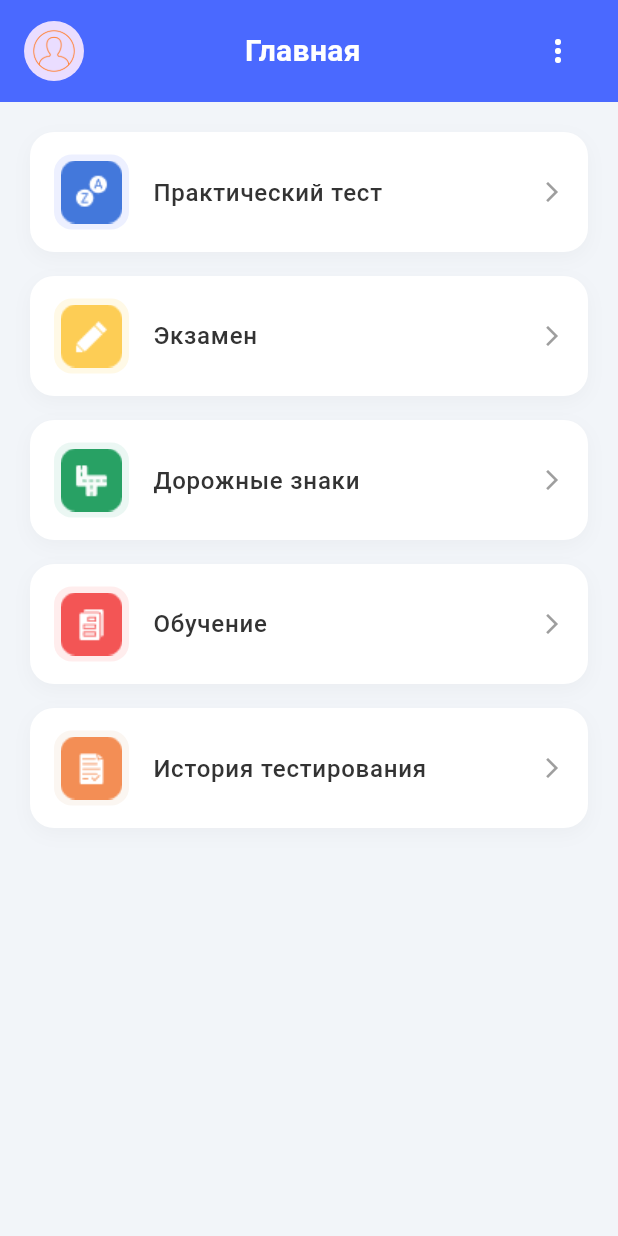
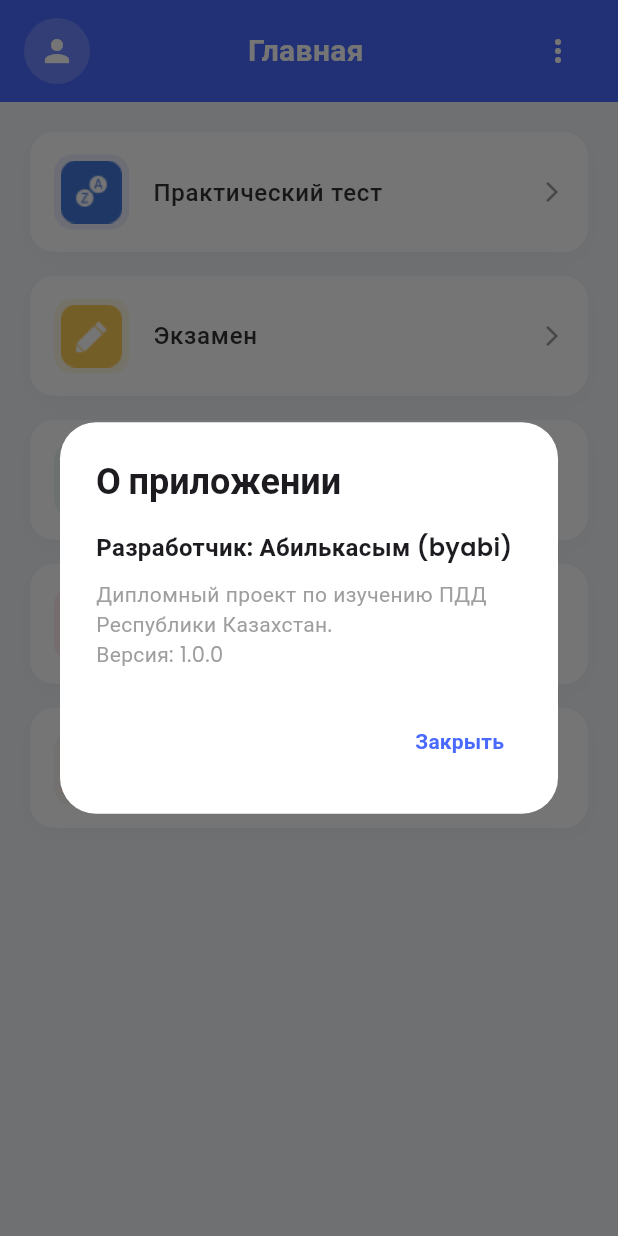
Before and after one commit to hitch-2/pdd_app, a Flutter app: the screen it shows after launch, after a tap on the "more vert" icon, on a phone screen of 412 x 824 dp. Run offline on Flutter 3.47's test engine with Material 3 defaults, Android fonts, the phone set to English and light mode, and no system bars; our stand-ins replace google_fonts, image_picker, shared_preferences, sqflite; accounts and stored records are empty.

Commit message:
wv pre final 1

```diff
--- a/lib/screens/exam_screen.dart
+++ b/lib/screens/exam_screen.dart
@@ -23,6 +23,9 @@ class _ExamScreenState extends State<ExamScreen> {
 
   Timer? _timer;
   int _secondsRemaining = 40 * 60; // 40 минут
+
+  // ТУМБЛЕР ДЛЯ ФОТО: поставь true
+  final bool _showImages = false;
 
   @override
   void initState() {
@@ -154,7 +157,7 @@ class _ExamScreenState extends State<ExamScreen> {
                     ),
                     const SizedBox(height: 30),
 
-                    if (currentQuestion.image != null) ...[
+                    if (_showImages && currentQuestion.image != null) ...[
                       Center(
                         child: ClipRRect(
                           borderRadius: BorderRadius.circular(16),
--- a/lib/screens/home_screen.dart
+++ b/lib/screens/home_screen.dart
@@ -1,12 +1,39 @@
+import 'dart:io';
 import 'package:flutter/material.dart';
-import 'package:pdd_app_172/screens/practice_screen.dart';
+import 'package:google_fonts/google_fonts.dart';
+import 'package:shared_preferences/shared_preferences.dart';
+
+import 'practice_screen.dart';
 import 'exam_screen.dart';
 import 'history_screen.dart';
 import 'study_screen.dart';
 import 'signs_screen.dart';
+import 'profile_dialog.dart'; // Наш новый файл профиля
 
-class HomeScreen extends StatelessWidget {
+// 1. Превратили экран в StatefulWidget
+class HomeScreen extends StatefulWidget {
   const HomeScreen({super.key});
+
+  @override
+  State<HomeScreen> createState() => _HomeScreenState();
+}
+
+class _HomeScreenState extends State<HomeScreen> {
+  String? _userImagePath;
+
+  @override
+  void initState() {
+    super.initState();
+    _loadAvatar();
+  }
+
+  // Загружаем сохраненный путь к картинке профиля
+  void _loadAvatar() async {
+    final prefs = await SharedPreferences.getInstance();
+    setState(() {
+      _userImagePath = prefs.getString('user_image');
+    });
+  }
 
   @override
   Widget build(BuildContext context) {
@@ -16,7 +43,7 @@ class HomeScreen extends StatelessWidget {
       backgroundColor: const Color(0xFFF2F5F9), // Светло-серый фон как в Figma
       body: Column(
         children: [
-          // 1. Кастомный синий заголовок (вместо AppBar)
+          // Кастомный синий заголовок
           Container(
             color: primaryBlue,
             child: SafeArea(
@@ -24,10 +51,28 @@ class HomeScreen extends StatelessWidget {
                 padding: const EdgeInsets.symmetric(horizontal: 16.0, vertical: 10.0),
                 child: Row(
                   children: [
-                    CircleAvatar(
-                      backgroundImage: AssetImage('assets/icons/ic_avatar_default.png'),
-                      radius: 20,
+                    // --- ИНТЕРАКТИВНАЯ АВАТАРКА ---
+                    GestureDetector(
+                      onTap: () {
+                        showDialog(
+                          context: context,
+                          builder: (context) => ProfileDialog(
+                            onProfileUpdated: _loadAvatar, // Обновляем картинку при закрытии
+                          ),
+                        );
+                      },
+                      child: CircleAvatar(
+                        radius: 22,
+                        backgroundColor: Colors.white.withOpacity(0.2),
+                        backgroundImage: _userImagePath != null ? FileImage(File(_userImagePath!)) : null,
+                        // Если картинки нет, показываем иконку человечка
+                        child: _userImagePath == null
+                            ? const Icon(Icons.person, color: Colors.white)
+                            : null,
+                      ),
                     ),
+                    // ------------------------------
+
                     const Expanded(
                       child: Text(
                         "Главная",
@@ -40,8 +85,32 @@ class HomeScreen extends StatelessWidget {
                       ),
                     ),
                     IconButton(
-                      icon: const Icon(Icons.more_vert, color: Colors.white), // Белая иконка
-                      onPressed: () {},
+                      icon: const Icon(Icons.more_vert, color: Colors.white),
+                      onPressed: () {
+                        showDialog(
+                          context: context,
+                          builder: (context) => AlertDialog(
+                            shape: RoundedRectangleBorder(borderRadius: BorderRadius.circular(24)),
+                            backgroundColor: Colors.white,
+                            title: Text("О приложении", style: GoogleFonts.poppins(fontWeight: FontWeight.bold)),
+                            content: Column(
+                              mainAxisSize: MainAxisSize.min,
+                              crossAxisAlignment: CrossAxisAlignment.start,
+                              children: [
+                                Text("Разработчик: Абилькасым (byabi)", style: GoogleFonts.poppins(fontWeight: FontWeight.w600, fontSize: 16)),
+                                const SizedBox(height: 10),
+                                Text("Дипломный проект по изучению ПДД Республики Казахстан.\nВерсия: 1.0.0", style: GoogleFonts.poppins(color: Colors.grey, fontSize: 14)),
+                              ],
+                            ),
+                            actions: [
+                              TextButton(
+                                onPressed: () => Navigator.pop(context),
+                                child: Text("Закрыть", style: GoogleFonts.poppins(color: const Color(0xFF4A69FF), fontWeight: FontWeight.bold)),
+                              ),
+                            ],
+                          ),
+                        );
+                      },
                     ),
                   ],
                 ),
@@ -49,7 +118,7 @@ class HomeScreen extends StatelessWidget {
             ),
           ),
 
-          // 2. Список карточек
+          // Список карточек
           Expanded(
             child: ListView(
               padding: const EdgeInsets.symmetric(horizontal: 20, vertical: 20),
@@ -72,7 +141,7 @@ class HomeScreen extends StatelessWidget {
                   onTap: () {
                     Navigator.push(
                       context,
-                      MaterialPageRoute(builder: (context) => const ExamScreen()), // <-- ПЕРЕХОД НА ЭКЗАМЕН
+                      MaterialPageRoute(builder: (context) => const ExamScreen()),
                     );
                   },
                 ),
@@ -117,7 +186,7 @@ class HomeScreen extends StatelessWidget {
     );
   }
 
-  // Исправленный метод для создания карточек (Инструкция 5)
+  // Метод для создания карточек
   Widget _buildMenuCard({
     required String title,
     required String iconPath,
@@ -128,7 +197,7 @@ class HomeScreen extends StatelessWidget {
       margin: const EdgeInsets.only(bottom: 16),
       decoration: BoxDecoration(
         color: Colors.white,
-        borderRadius: BorderRadius.circular(16), // Увеличенные углы карточки
+        borderRadius: BorderRadius.circular(16),
         boxShadow: [
           BoxShadow(
             color: Colors.black.withOpacity(0.03),
@@ -140,16 +209,14 @@ class HomeScreen extends StatelessWidget {
       child: ListTile(
         contentPadding: const EdgeInsets.symmetric(horizontal: 16, vertical: 12),
         leading: Container(
-          // --- ИСПРАВЛЕНИЯ ЗДЕСЬ ---
-          padding: const EdgeInsets.all(4), // Уменьшили отступ рамки
-          width: 50, // Увеличили общий размер контейнера
+          padding: const EdgeInsets.all(4),
+          width: 50,
           height: 50,
-          // --------------------------
           decoration: BoxDecoration(
             color: color.withOpacity(0.1),
-            borderRadius: BorderRadius.circular(12), // Скругление рамки
+            borderRadius: BorderRadius.circular(12),
           ),
-          child: Image.asset(iconPath, fit: BoxFit.contain), // Иконка теперь больше внутри
+          child: Image.asset(iconPath, fit: BoxFit.contain),
         ),
         title: Text(
           title,
--- a/lib/screens/practice_screen.dart
+++ b/lib/screens/practice_screen.dart
@@ -25,6 +25,7 @@ class _PracticeScreenState extends State<PracticeScreen> {
   int wrongAnswers = 0;
 
   DateTime? startTime;
+  final bool _showImages = false;
 
   // Та самая "дымка" (мягкая тень для объема)
   List<BoxShadow> get _softShadow => [
@@ -237,7 +238,7 @@ class _PracticeScreenState extends State<PracticeScreen> {
               // <-- Заменили иконку на картинку
               IconButton(
                 icon: Image.asset('assets/icons/ic_filter.png', width: 24, color: Colors.white),
-                onPressed: () {}, // Можно добавить открытие фильтров в будущем
+                onPressed: () => setState(() => showProgress = !showProgress), // Можно добавить открытие фильтров в будущем
               ),
             ],
           ),
@@ -266,7 +267,7 @@ class _PracticeScreenState extends State<PracticeScreen> {
               color: AppColors.textMain,
             ),
           ),
-          if (question.image != null) ...[
+          if (_showImages && question.image != null) ...[
             const SizedBox(height: 20),
             ClipRRect(
               borderRadius: BorderRadius.circular(16),
--- a/lib/screens/signs_screen.dart
+++ b/lib/screens/signs_screen.dart
@@ -149,6 +149,7 @@ class _SignsScreenState extends State<SignsScreen> {
                     builder: (context) => ChapterContentScreen(
                       chapterTitle: signsChapters[index]["title"] ?? "Глава",
                       contentBlocks: contentBlocks,
+                      headerColor: const Color(0xFF38B48C),
                     ),
                   ),
                 );
--- a/lib/screens/study_screen.dart
+++ b/lib/screens/study_screen.dart
@@ -153,6 +153,7 @@ class _StudyScreenState extends State<StudyScreen> {
                     builder: (context) => ChapterContentScreen(
                       chapterTitle: chapters[index]["title"] ?? "Глава",
                       contentBlocks: contentBlocks,
+                      headerColor: const Color(0xFFFF52520),
                     ),
                   ),
                 );
```
Also changed, not shown: lib/screens/chapter_content_screen.dart (+81 -21 lines), lib/screens/profile_dialog.dart (added, +165 -0 lines), lib/screens/result_screen.dart (+8 -1 lines), pubspec.yaml (+9 -0 lines), assets/icon.png (added), pubspec.lock, 26 other files.
